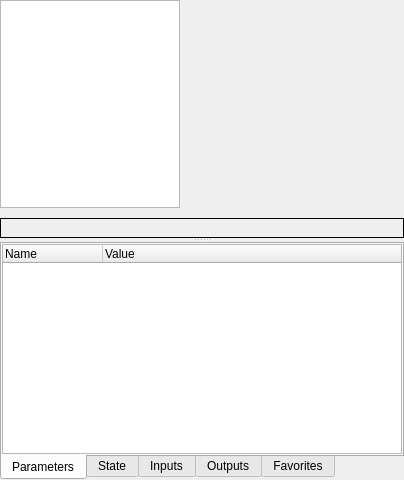
This is GUI/Qt/UComponentsListWidgetModern.ui in aicommunity/Rdk as Qt 5 draws it before an edit. The edited form follows.
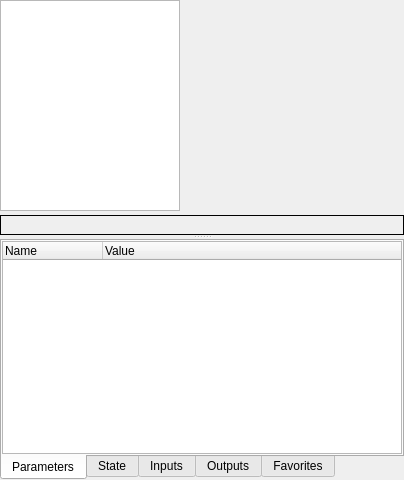
This is the edited form.

Commit message: Update components control.

```diff
--- a/GUI/Qt/UComponentsListWidgetModern.ui
+++ b/GUI/Qt/UComponentsListWidgetModern.ui
@@ -81,33 +81,6 @@
          </item>
         </layout>
        </item>
-       <item>
-        <widget class="QWidget" name="breadcrumbsContainer" native="true">
-         <property name="maximumSize">
-          <size>
-           <width>16777215</width>
-           <height>30</height>
-          </size>
-         </property>
-         <layout class="QHBoxLayout" name="breadcrumbsLayout">
-          <property name="spacing">
-           <number>4</number>
-          </property>
-          <property name="leftMargin">
-           <number>4</number>
-          </property>
-          <property name="topMargin">
-           <number>2</number>
-          </property>
-          <property name="rightMargin">
-           <number>4</number>
-          </property>
-          <property name="bottomMargin">
-           <number>2</number>
-          </property>
-         </layout>
-        </widget>
-       </item>
        <item>
         <widget class="QWidget" name="treeContainer" native="true">
          <layout class="QVBoxLayout" name="treeContainerLayout">
```
The commit also changes 7 other files.
